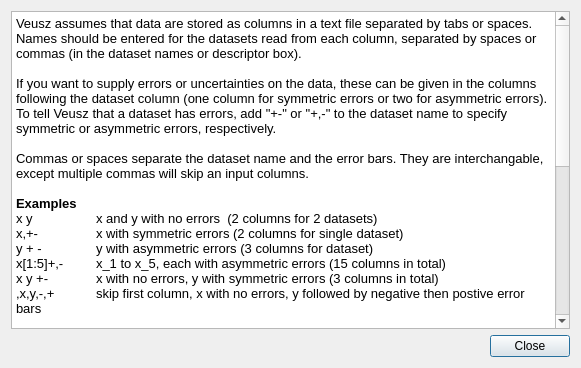
First picture: the form in dialogs/importhelp.ui, repository veusz/veusz, before the edit.
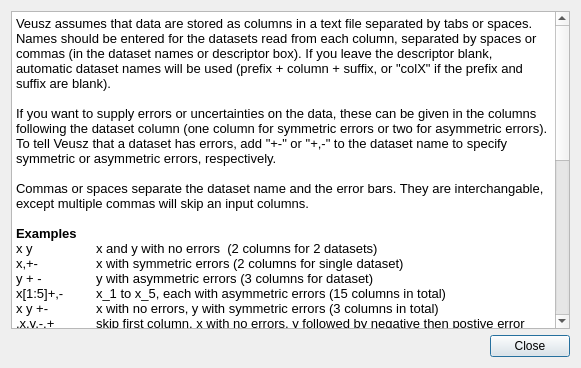
Second picture: the form after the edit.

Commit message: Improve standard import help

Diff of the .ui file:
```diff
--- a/dialogs/importhelp.ui
+++ b/dialogs/importhelp.ui
@@ -24,9 +24,9 @@
 &lt;html&gt;&lt;head&gt;&lt;meta name=&quot;qrichtext&quot; content=&quot;1&quot; /&gt;&lt;style type=&quot;text/css&quot;&gt;
 p, li { white-space: pre-wrap; }
 &lt;/style&gt;&lt;/head&gt;&lt;body style=&quot; font-family:'Arial'; font-size:9pt; font-weight:400; font-style:normal;&quot;&gt;
-&lt;p style=&quot; margin-top:0px; margin-bottom:0px; margin-left:0px; margin-right:0px; -qt-block-indent:0; text-indent:0px;&quot;&gt;&lt;span style=&quot; font-size:10pt;&quot;&gt;Veusz assumes that data are stored as columns in a text file separated by tabs or spaces. Names should be entered for the datasets read from each column, separated by spaces or commas (in the dataset names or descriptor box).&lt;/span&gt;&lt;/p&gt;
+&lt;p style=&quot; margin-top:0px; margin-bottom:0px; margin-left:0px; margin-right:0px; -qt-block-indent:0; text-indent:0px;&quot;&gt;&lt;span style=&quot; font-size:10pt;&quot;&gt;Veusz assumes that data are stored as columns in a text file separated by tabs or spaces. Names should be entered for the datasets read from each column, separated by spaces or commas (in the dataset names or descriptor box). If you leave the descriptor blank, automatic dataset names will be used (prefix + column + suffix, or &amp;quot;colX&amp;quot; if the prefix and suffix are blank).&lt;/span&gt;&lt;/p&gt;
 &lt;p style=&quot;-qt-paragraph-type:empty; margin-top:0px; margin-bottom:0px; margin-left:0px; margin-right:0px; -qt-block-indent:0; text-indent:0px; font-size:10pt;&quot;&gt;&lt;/p&gt;
-&lt;p style=&quot; margin-top:0px; margin-bottom:0px; margin-left:0px; margin-right:0px; -qt-block-indent:0; text-indent:0px;&quot;&gt;&lt;span style=&quot; font-size:10pt;&quot;&gt;If you want to supply errors or uncertainties on the data, these can be given in the columns following the dataset column (one column for symmetric errors or two for asymmetric errors). To tell Veusz that a dataset has errors, add &quot;&lt;/span&gt;&lt;span style=&quot; font-family:'Courier New,courier'; font-size:10pt;&quot;&gt;+-&lt;/span&gt;&lt;span style=&quot; font-size:10pt;&quot;&gt;&quot; or &quot;&lt;/span&gt;&lt;span style=&quot; font-family:'Courier New,courier'; font-size:10pt;&quot;&gt;+,-&lt;/span&gt;&lt;span style=&quot; font-size:10pt;&quot;&gt;&quot; to the dataset name to specify symmetric or asymmetric errors, respectively.&lt;/span&gt;&lt;/p&gt;
+&lt;p style=&quot; margin-top:0px; margin-bottom:0px; margin-left:0px; margin-right:0px; -qt-block-indent:0; text-indent:0px;&quot;&gt;&lt;span style=&quot; font-size:10pt;&quot;&gt;If you want to supply errors or uncertainties on the data, these can be given in the columns following the dataset column (one column for symmetric errors or two for asymmetric errors). To tell Veusz that a dataset has errors, add &amp;quot;&lt;/span&gt;&lt;span style=&quot; font-family:'Courier New,courier'; font-size:10pt;&quot;&gt;+-&lt;/span&gt;&lt;span style=&quot; font-size:10pt;&quot;&gt;&amp;quot; or &amp;quot;&lt;/span&gt;&lt;span style=&quot; font-family:'Courier New,courier'; font-size:10pt;&quot;&gt;+,-&lt;/span&gt;&lt;span style=&quot; font-size:10pt;&quot;&gt;&amp;quot; to the dataset name to specify symmetric or asymmetric errors, respectively.&lt;/span&gt;&lt;/p&gt;
 &lt;p style=&quot;-qt-paragraph-type:empty; margin-top:0px; margin-bottom:0px; margin-left:0px; margin-right:0px; -qt-block-indent:0; text-indent:0px; font-size:10pt;&quot;&gt;&lt;/p&gt;
 &lt;p style=&quot; margin-top:0px; margin-bottom:0px; margin-left:0px; margin-right:0px; -qt-block-indent:0; text-indent:0px;&quot;&gt;&lt;span style=&quot; font-size:10pt;&quot;&gt;Commas or spaces separate the dataset name and the error bars. They are interchangable, except multiple commas will skip an input columns. &lt;/span&gt;&lt;/p&gt;
 &lt;p style=&quot;-qt-paragraph-type:empty; margin-top:0px; margin-bottom:0px; margin-left:0px; margin-right:0px; -qt-block-indent:0; text-indent:0px; font-size:10pt;&quot;&gt;&lt;/p&gt;
@@ -39,15 +39,15 @@
 &lt;p style=&quot; margin-top:0px; margin-bottom:0px; margin-left:0px; margin-right:0px; -qt-block-indent:0; text-indent:0px;&quot;&gt;&lt;span style=&quot; font-family:'Courier New,courier'; font-size:10pt;&quot;&gt;,x,y,-,+&lt;/span&gt;&lt;span style=&quot; font-size:10pt;&quot;&gt;	skip first column, x with no errors, y followed by negative then postive error bars&lt;/span&gt;&lt;/p&gt;
 &lt;p style=&quot;-qt-paragraph-type:empty; margin-top:0px; margin-bottom:0px; margin-left:0px; margin-right:0px; -qt-block-indent:0; text-indent:0px; font-size:10pt;&quot;&gt;&lt;/p&gt;
 &lt;p style=&quot; margin-top:0px; margin-bottom:0px; margin-left:0px; margin-right:0px; -qt-block-indent:0; text-indent:0px;&quot;&gt;&lt;span style=&quot; font-size:10pt; font-weight:600;&quot;&gt;Data types&lt;/span&gt;&lt;/p&gt;
-&lt;p style=&quot; margin-top:0px; margin-bottom:0px; margin-left:0px; margin-right:0px; -qt-block-indent:0; text-indent:0px;&quot;&gt;&lt;span style=&quot; font-size:10pt;&quot;&gt;A file can contain different types of data. This type is specified immediately after the dataset name in round brackets, e.g. &quot;x(float)&quot;, &quot;labels(text)&quot; or &quot;y(float),+-&quot;.&lt;/span&gt;&lt;/p&gt;
+&lt;p style=&quot; margin-top:0px; margin-bottom:0px; margin-left:0px; margin-right:0px; -qt-block-indent:0; text-indent:0px;&quot;&gt;&lt;span style=&quot; font-size:10pt;&quot;&gt;A file can contain different types of data. This type is specified immediately after the dataset name in round brackets, e.g. &amp;quot;x(float)&amp;quot;, &amp;quot;labels(text)&amp;quot; or &amp;quot;y(float),+-&amp;quot;.&lt;/span&gt;&lt;/p&gt;
 &lt;p style=&quot;-qt-paragraph-type:empty; margin-top:0px; margin-bottom:0px; margin-left:0px; margin-right:0px; -qt-block-indent:0; text-indent:0px; font-size:10pt;&quot;&gt;&lt;/p&gt;
 &lt;p style=&quot; margin-top:0px; margin-bottom:0px; margin-left:0px; margin-right:0px; -qt-block-indent:0; text-indent:0px;&quot;&gt;&lt;span style=&quot; font-size:10pt;&quot;&gt;Only numerical (use float, number or numeric) and text (using text or string) data are supported. If a text column has spaces it should be surrounded by quotation marks.&lt;/span&gt;&lt;/p&gt;
 &lt;p style=&quot;-qt-paragraph-type:empty; margin-top:0px; margin-bottom:0px; margin-left:0px; margin-right:0px; -qt-block-indent:0; text-indent:0px; font-size:10pt; font-weight:600;&quot;&gt;&lt;/p&gt;
 &lt;p style=&quot; margin-top:0px; margin-bottom:0px; margin-left:0px; margin-right:0px; -qt-block-indent:0; text-indent:0px;&quot;&gt;&lt;span style=&quot; font-size:10pt; font-weight:600;&quot;&gt;Comments&lt;/span&gt;&lt;/p&gt;
-&lt;p style=&quot; margin-top:0px; margin-bottom:0px; margin-left:0px; margin-right:0px; -qt-block-indent:0; text-indent:0px;&quot;&gt;&lt;span style=&quot; font-size:10pt;&quot;&gt;If any of the &quot;&lt;/span&gt;&lt;span style=&quot; font-family:'Courier New,courier'; font-size:10pt;&quot;&gt;#&lt;/span&gt;&lt;span style=&quot; font-size:10pt;&quot;&gt;&quot;, &quot;&lt;/span&gt;&lt;span style=&quot; font-family:'Courier New,courier'; font-size:10pt;&quot;&gt;!&lt;/span&gt;&lt;span style=&quot; font-size:10pt;&quot;&gt;&quot;, &quot;&lt;/span&gt;&lt;span style=&quot; font-family:'Courier New,courier'; font-size:10pt;&quot;&gt;;&lt;/span&gt;&lt;span style=&quot; font-size:10pt;&quot;&gt;&quot; or &quot;&lt;/span&gt;&lt;span style=&quot; font-family:'Courier New,courier'; font-size:10pt;&quot;&gt;%&lt;/span&gt;&lt;span style=&quot; font-size:10pt;&quot;&gt;&quot; characters are found without being inside quotation marks, the rest of a line is ignored. Use these characters to add comments to a file.&lt;/span&gt;&lt;/p&gt;
+&lt;p style=&quot; margin-top:0px; margin-bottom:0px; margin-left:0px; margin-right:0px; -qt-block-indent:0; text-indent:0px;&quot;&gt;&lt;span style=&quot; font-size:10pt;&quot;&gt;If any of the &amp;quot;&lt;/span&gt;&lt;span style=&quot; font-family:'Courier New,courier'; font-size:10pt;&quot;&gt;#&lt;/span&gt;&lt;span style=&quot; font-size:10pt;&quot;&gt;&amp;quot;, &amp;quot;&lt;/span&gt;&lt;span style=&quot; font-family:'Courier New,courier'; font-size:10pt;&quot;&gt;!&lt;/span&gt;&lt;span style=&quot; font-size:10pt;&quot;&gt;&amp;quot;, &amp;quot;&lt;/span&gt;&lt;span style=&quot; font-family:'Courier New,courier'; font-size:10pt;&quot;&gt;;&lt;/span&gt;&lt;span style=&quot; font-size:10pt;&quot;&gt;&amp;quot; or &amp;quot;&lt;/span&gt;&lt;span style=&quot; font-family:'Courier New,courier'; font-size:10pt;&quot;&gt;%&lt;/span&gt;&lt;span style=&quot; font-size:10pt;&quot;&gt;&amp;quot; characters are found without being inside quotation marks, the rest of a line is ignored. Use these characters to add comments to a file.&lt;/span&gt;&lt;/p&gt;
 &lt;p style=&quot;-qt-paragraph-type:empty; margin-top:0px; margin-bottom:0px; margin-left:0px; margin-right:0px; -qt-block-indent:0; text-indent:0px; font-size:10pt; font-weight:600;&quot;&gt;&lt;/p&gt;
 &lt;p style=&quot; margin-top:0px; margin-bottom:0px; margin-left:0px; margin-right:0px; -qt-block-indent:0; text-indent:0px;&quot;&gt;&lt;span style=&quot; font-size:10pt; font-weight:600;&quot;&gt;Further notes&lt;/span&gt;&lt;/p&gt;
-&lt;ol style=&quot;-qt-list-indent: 1;&quot;&gt;&lt;li style=&quot; font-size:10pt;&quot; style=&quot; margin-top:12px; margin-bottom:0px; margin-left:0px; margin-right:0px; -qt-block-indent:0; text-indent:0px;&quot;&gt;Extra tabs or spaces between columns are ignored&lt;/li&gt;
+&lt;ol style=&quot;margin-top: 0px; margin-bottom: 0px; margin-left: 0px; margin-right: 0px; -qt-list-indent: 1;&quot;&gt;&lt;li style=&quot; font-size:10pt;&quot; style=&quot; margin-top:12px; margin-bottom:0px; margin-left:0px; margin-right:0px; -qt-block-indent:0; text-indent:0px;&quot;&gt;Extra tabs or spaces between columns are ignored&lt;/li&gt;
 &lt;li style=&quot; font-size:10pt;&quot; style=&quot; margin-top:0px; margin-bottom:0px; margin-left:0px; margin-right:0px; -qt-block-indent:0; text-indent:0px;&quot;&gt;Extra data at the end of a line are ignored&lt;/li&gt;
 &lt;li style=&quot; font-size:10pt;&quot; style=&quot; margin-top:0px; margin-bottom:0px; margin-left:0px; margin-right:0px; -qt-block-indent:0; text-indent:0px;&quot;&gt;The text &lt;span style=&quot; font-family:'Courier New,courier';&quot;&gt;nan&lt;/span&gt; or &lt;span style=&quot; font-family:'Courier New,courier';&quot;&gt;inf&lt;/span&gt; translates to the usual numerical values. These values aren't plotted in a plot, giving a break in the line.&lt;/li&gt;
 &lt;li style=&quot; font-size:10pt;&quot; style=&quot; margin-top:0px; margin-bottom:12px; margin-left:0px; margin-right:0px; -qt-block-indent:0; text-indent:0px;&quot;&gt;You can encode the descriptor describing the data in the file itself with a line &lt;span style=&quot; font-family:'Courier New,courier';&quot;&gt;descriptor XXX&lt;/span&gt; before the data. Leave the descriptor blank in the import dialog if you do this. Multiple descriptors can be placed in the file to store multiple sets of data. &lt;/li&gt;&lt;/ol&gt;
```
